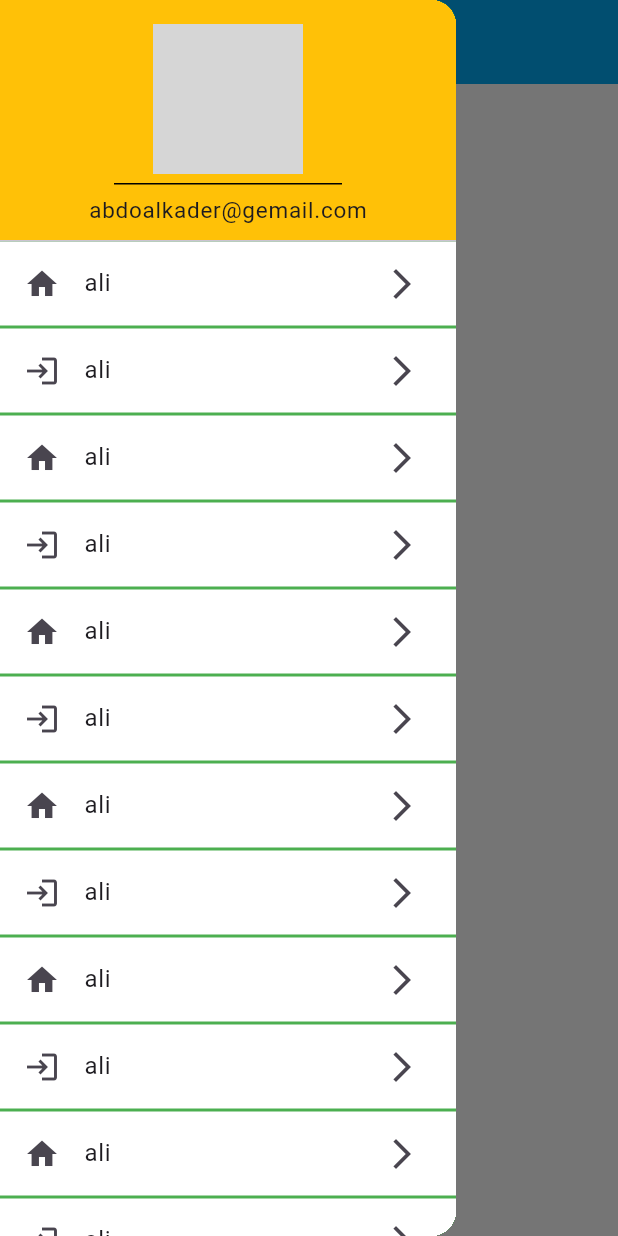
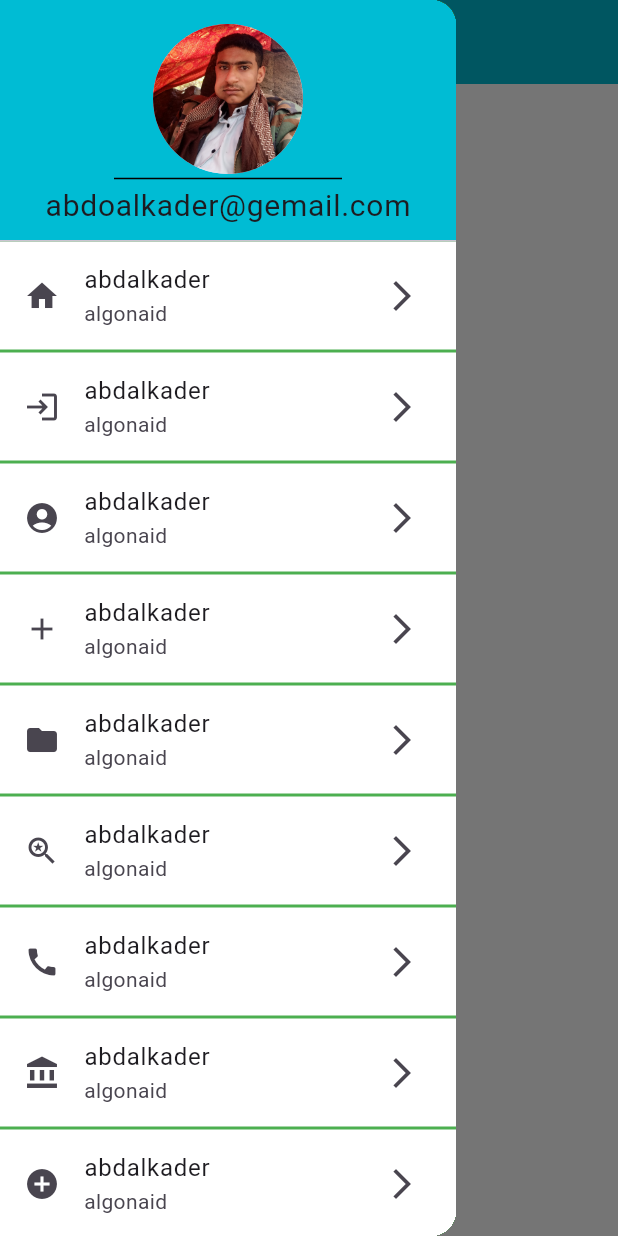
Before and after one commit to abdalkaderAlgonaid/five_project, a Flutter app: the screen it shows after launch, with the side drawer open, on a phone screen of 412 x 824 dp. Run offline on Flutter 3.47's test engine with Material 3 defaults, Android fonts, the phone set to English and light mode, and no system bars; grey boxes are pictures that could not be loaded.

Commit message:
first commit

```diff
--- a/lib/home.dart
+++ b/lib/home.dart
@@ -10,10 +10,10 @@ class MyHomePage extends StatelessWidget {
       backgroundColor: Colors.white,
       appBar: AppBar(
         title: Text(
-          "welcom :" + name,
+          "Hi :" + name,
           style: TextStyle(color: Colors.white, fontSize: 25),
         ),
-        backgroundColor: Colors.lightBlue,
+        backgroundColor: Colors.cyan,
       ),
       body: Text("data", style: TextStyle(color: Colors.black, fontSize: 25)),
       drawer: Drawer(
@@ -23,7 +23,7 @@ class MyHomePage extends StatelessWidget {
             DrawerHeader(
                 margin: EdgeInsets.zero,
                 decoration: BoxDecoration(
-                  color: Colors.amber,
+                  color: Colors.cyan,
                 ),
                 child: Column(
                   mainAxisAlignment: MainAxisAlignment.spaceBetween,
@@ -41,7 +41,7 @@ class MyHomePage extends StatelessWidget {
                     ),
                     Text(
                       "abdoalkader@gemail.com",
-                      style: TextStyle(fontSize: 15),
+                      style: TextStyle(fontSize: 20),
                     )
                   ],
                 )),
@@ -52,7 +52,22 @@ class MyHomePage extends StatelessWidget {
                 buildListTile(context, "home", Icon(Icons.home), MyHomePage()),
                 buildListTile(
                     context, "login", Icon(Icons.login), MyHomePage()),
-                buildListTile(context, "home", Icon(Icons.home), MyHomePage()),
+                buildListTile(
+                    context, "home", Icon(Icons.account_circle), MyHomePage()),
+                buildListTile(context, "login", Icon(Icons.add), MyHomePage()),
+                buildListTile(
+                    context, "home", Icon(Icons.folder), MyHomePage()),
+                buildListTile(
+                    context, "login", Icon(Icons.saved_search), MyHomePage()),
+                buildListTile(context, "home", Icon(Icons.call), MyHomePage()),
+                buildListTile(context, "login", Icon(Icons.account_balance),
+                    MyHomePage()),
+                buildListTile(
+                    context, "home", Icon(Icons.add_circle), MyHomePage()),
+                buildListTile(
+                    context, "login", Icon(Icons.login), MyHomePage()),
+                buildListTile(context, "home", Icon(Icons.maps_ugc_outlined),
+                    MyHomePage()),
                 buildListTile(
                     context, "login", Icon(Icons.login), MyHomePage()),
                 buildListTile(context, "home", Icon(Icons.home), MyHomePage()),
@@ -60,19 +75,7 @@ class MyHomePage extends StatelessWidget {
                     context, "login", Icon(Icons.login), MyHomePage()),
                 buildListTile(context, "home", Icon(Icons.home), MyHomePage()),
                 buildListTile(
-                    context, "login", Icon(Icons.login), MyHomePage()),
-                buildListTile(context, "home", Icon(Icons.home), MyHomePage()),
-                buildListTile(
-                    context, "login", Icon(Icons.login), MyHomePage()),
-                buildListTile(context, "home", Icon(Icons.home), MyHomePage()),
-                buildListTile(
-                    context, "login", Icon(Icons.login), MyHomePage()),
-                buildListTile(context, "home", Icon(Icons.home), MyHomePage()),
-                buildListTile(
-                    context, "login", Icon(Icons.login), MyHomePage()),
-                buildListTile(context, "home", Icon(Icons.home), MyHomePage()),
-                buildListTile(
-                    context, "login", Icon(Icons.login), MyHomePage()),
+                    context, "login", Icon(Icons.settings), MyHomePage()),
               ],
             ))
           ],
@@ -86,7 +89,8 @@ class MyHomePage extends StatelessWidget {
     return Padding(
       padding: const EdgeInsets.only(bottom: 2.0),
       child: ListTile(
-        title: Text("ali"),
+        title: Text("abdalkader"),
+        subtitle: Text("algonaid"),
         tileColor: Colors.white,
         leading: icon,
         trailing: Icon(Icons.arrow_forward_ios),
@@ -94,13 +98,15 @@ class MyHomePage extends StatelessWidget {
           Navigator.pushAndRemoveUntil(
               context,
               MaterialPageRoute(
-                builder: (context) => login(),
+                builder: (context) => login("ahmde"),
               ),
               (route) => false);
 
-          //   MaterialPageRoute(
-          //    builder: (context) => MyHomePage,
+          //  MaterialPageRoute(
+          //builder: (context) => MyHomePage("ahmde"),
+
           //);
+          // (route) => false);
         },
       ),
     );
--- a/lib/login.dart
+++ b/lib/login.dart
@@ -2,12 +2,14 @@ import 'package:flutter/material.dart';
 import 'package:five_project/home.dart';
 
 class login extends StatelessWidget {
-  const login({super.key});
+  const login(String s, {super.key});
 
   @override
   Widget build(BuildContext context) {
     return Scaffold(
       appBar: AppBar(
+        backgroundColor: Colors.lightBlue,
+        actions: [Icon(Icons.account_circle), Icon(Icons.search)],
         title: Text("login"),
         leading: IconButton(
             onPressed: () {
--- a/pubspec.yaml
+++ b/pubspec.yaml
@@ -59,8 +59,8 @@ flutter:
   uses-material-design: true
 
   # To add assets to your application, add an assets section, like this:
-   assets:
-    - images/a_dot_burr.jpeg
+  assets:
+    - assets/image/
   #   - images/a_dot_ham.jpeg
 
   # An image asset can refer to one or more resolution-specific "variants", see
```
Also changed, not shown: assets/image/a.jpg (added).
